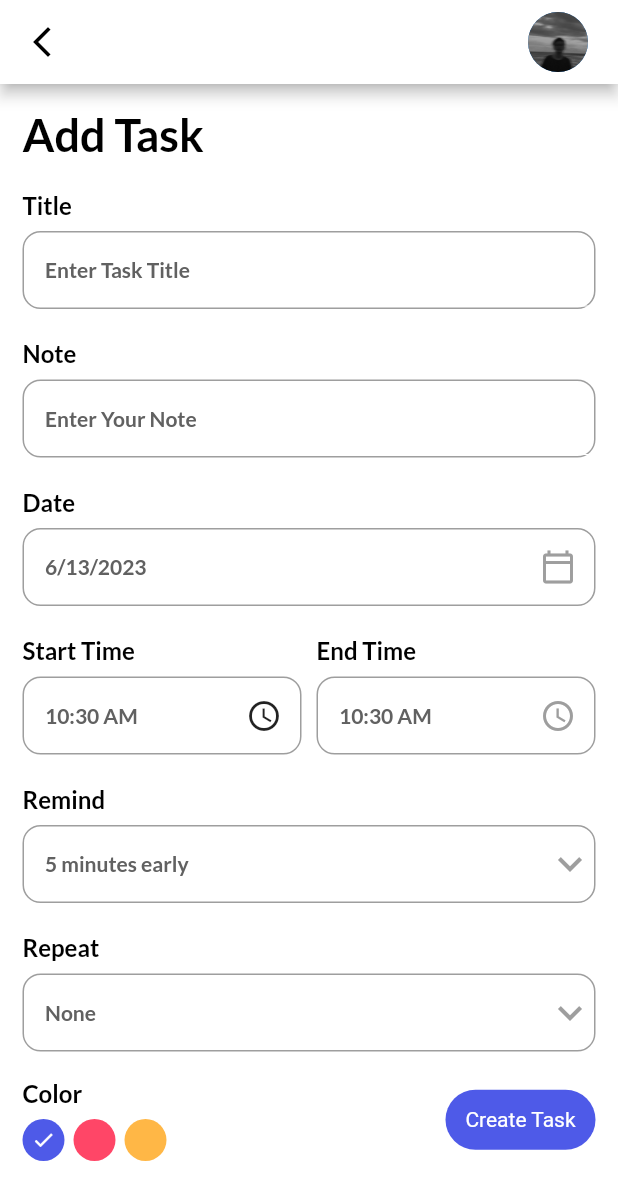
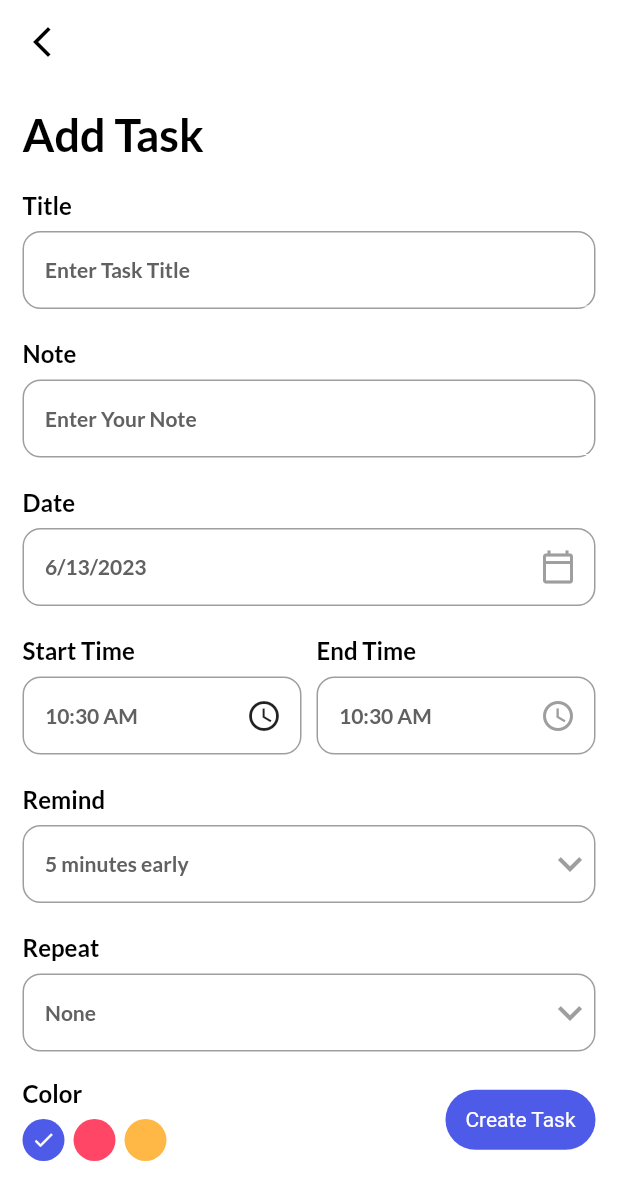
Before and after one commit to shidqi29/todolist_app, a Flutter app: the screen it shows after launch, after a tap on "+ Add Task", on a phone screen of 412 x 824 dp. Shown: the top 1200 px of the screen. Run offline on Flutter 3.47's test engine with Material 2 defaults, Android fonts, the phone set to English and light mode, and no system bars; our stand-ins replace date_picker_timeline, flutter_local_notifications, flutter_native_timezone, flutter_staggered_animations, get, get_storage and 3 more; accounts and stored records are empty.

```diff
--- a/lib/screens/add_task_page.dart
+++ b/lib/screens/add_task_page.dart
@@ -212,16 +212,7 @@ class _AddTaskPageState extends State<AddTaskPage> {
           color: Get.isDarkMode ? Colors.white : Colors.black,
         ),
       ),
-      actions: const [
-        CircleAvatar(
-          backgroundImage: AssetImage(
-            "images/profile.jpg",
-          ),
-        ),
-        SizedBox(
-          width: 20,
-        )
-      ],
+      elevation: 0,
     );
   }
 
--- a/lib/screens/home_page.dart
+++ b/lib/screens/home_page.dart
@@ -53,6 +53,7 @@ class _HomePageState extends State<HomePage> {
 
   _appBar() {
     return AppBar(
+      elevation: 0,
       backgroundColor: context.theme.scaffoldBackgroundColor,
       leading: GestureDetector(
         onTap: () {
@@ -75,7 +76,7 @@ class _HomePageState extends State<HomePage> {
       actions: const [
         CircleAvatar(
           backgroundImage: AssetImage(
-            "images/profile.jpg",
+            "assets/user.png",
           ),
         ),
         SizedBox(
```
Also changed, not shown: pubspec.yaml (+8 -1 lines), assets/to-do-list.png (added), assets/user.png (added), images/profile.jpg (deleted), pubspec.lock, 27 other files.
